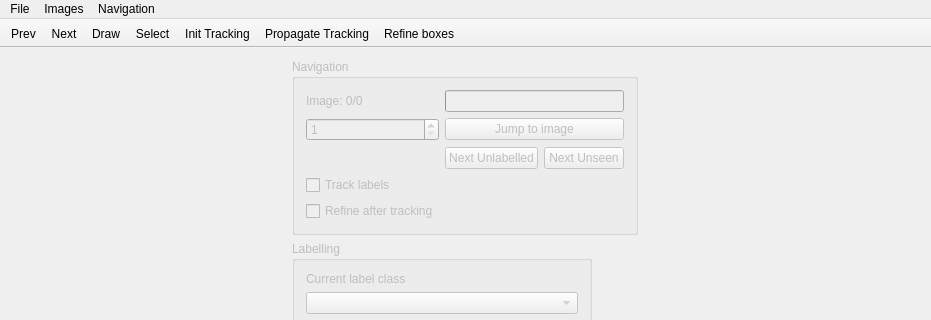
First picture: the form in src/mainwindow.ui, repository jveitchmichaelis/deeplabel, before the edit; both pictures show x 0 to 931 and y 0 to 320 of the 931 by 638 pixel window.
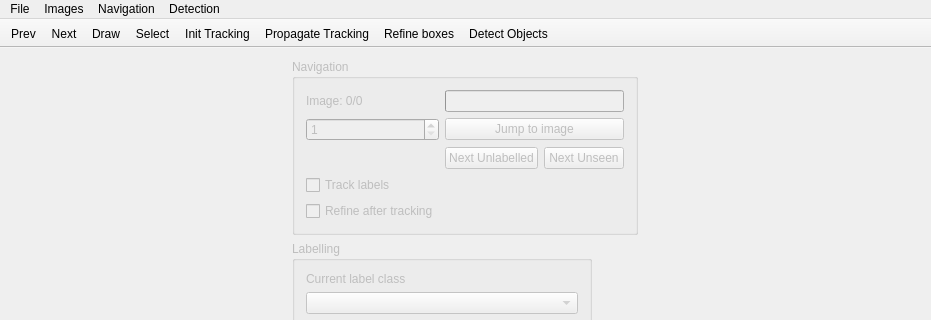
Second picture: the form after the edit.

```diff
--- a/src/mainwindow.ui
+++ b/src/mainwindow.ui
@@ -366,9 +366,16 @@
     <addaction name="actionJump_forward"/>
     <addaction name="actionJump_backward"/>
    </widget>
+   <widget class="QMenu" name="menuDetection">
+    <property name="title">
+     <string>Detection</string>
+    </property>
+    <addaction name="actionSetup_detector"/>
+   </widget>
    <addaction name="menuFile"/>
    <addaction name="menuImages"/>
    <addaction name="menuNavigation"/>
+   <addaction name="menuDetection"/>
   </widget>
   <widget class="QToolBar" name="mainToolBar">
    <property name="movable">
@@ -390,6 +397,7 @@
    <addaction name="actionInit_Tracking"/>
    <addaction name="actionPropagate_Tracking"/>
    <addaction name="actionRefine_boxes"/>
+   <addaction name="actionDetect_Objects"/>
   </widget>
   <widget class="QStatusBar" name="statusBar"/>
   <action name="actionPreviousImage">
@@ -568,6 +576,16 @@
     <string>Previous Image</string>
    </property>
   </action>
+  <action name="actionSetup_detector">
+   <property name="text">
+    <string>Setup detector</string>
+   </property>
+  </action>
+  <action name="actionDetect_Objects">
+   <property name="text">
+    <string>Detect Objects</string>
+   </property>
+  </action>
  </widget>
  <layoutdefault spacing="6" margin="11"/>
  <tabstops>
```
